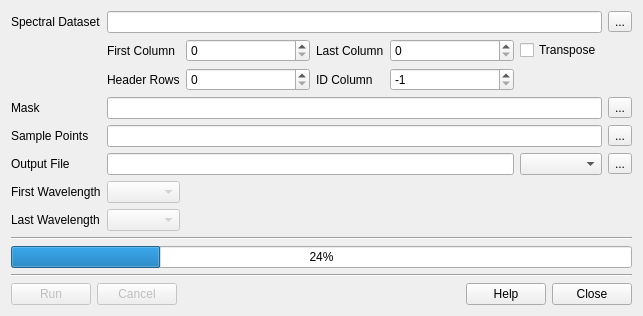
rskelly/geotools, file src/ui/contrem.ui: the form before one commit.
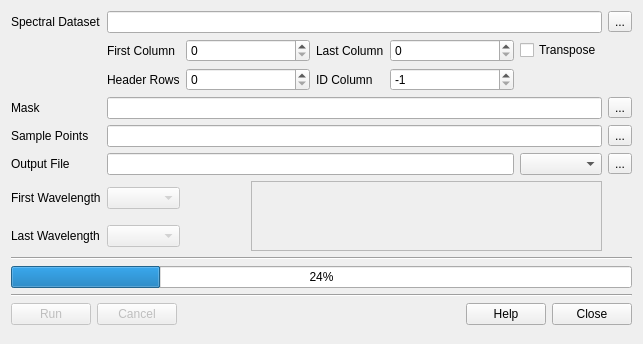
The form after the commit.

```diff
--- a/src/ui/contrem.ui
+++ b/src/ui/contrem.ui
@@ -7,7 +7,7 @@
     <x>0</x>
     <y>0</y>
     <width>643</width>
-    <height>312</height>
+    <height>344</height>
    </rect>
   </property>
   <property name="windowTitle">
@@ -253,6 +253,16 @@
      </property>
     </widget>
    </item>
+   <item row="6" column="4" rowspan="2" colspan="5">
+    <widget class="QListWidget" name="lstHints">
+     <property name="enabled">
+      <bool>false</bool>
+     </property>
+     <property name="isWrapping" stdset="0">
+      <bool>true</bool>
+     </property>
+    </widget>
+   </item>
   </layout>
  </widget>
  <resources/>
```
